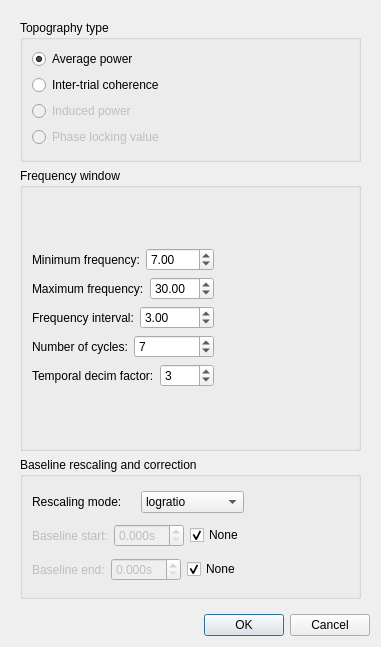
The window that meggie_batch/ui/qt4Designer_ui_files/TFRtopology.ui (cibr-jyu/meggie) describes before a commit, drawn with Qt 5.
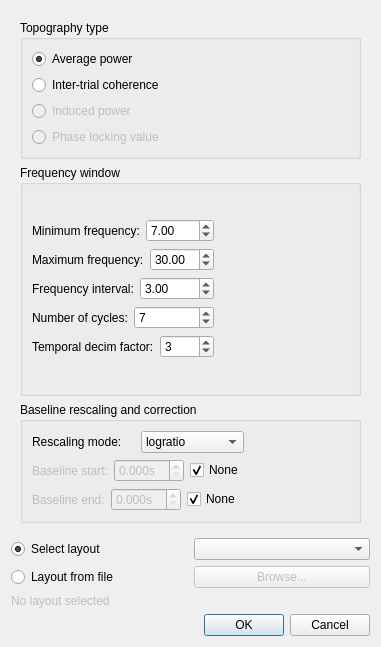
The same window after the commit.

Commit message: A large push containing TFR and epoching stuff.

What changed in the file:
```diff
--- a/meggie_batch/ui/qt4Designer_ui_files/TFRtopology.ui
+++ b/meggie_batch/ui/qt4Designer_ui_files/TFRtopology.ui
@@ -14,7 +14,7 @@
    <string>Meggie - Show TFR topologies </string>
   </property>
   <layout class="QGridLayout" name="gridLayout_2">
-   <item row="1" column="0">
+   <item row="2" column="0">
     <layout class="QVBoxLayout" name="verticalLayout">
      <item>
       <widget class="QDialogButtonBox" name="buttonBox">
@@ -42,7 +42,7 @@
         <x>0</x>
         <y>0</y>
         <width>363</width>
-        <height>594</height>
+        <height>499</height>
        </rect>
       </property>
       <property name="minimumSize">
@@ -420,6 +420,64 @@
      </widget>
     </widget>
    </item>
+   <item row="1" column="0">
+    <layout class="QVBoxLayout" name="verticalLayout_27">
+     <item>
+      <layout class="QHBoxLayout" name="horizontalLayout_35">
+       <item>
+        <widget class="QRadioButton" name="radioButtonSelectLayout">
+         <property name="text">
+          <string>Select layout</string>
+         </property>
+         <property name="checked">
+          <bool>true</bool>
+         </property>
+         <attribute name="buttonGroup">
+          <string>buttonGroup</string>
+         </attribute>
+        </widget>
+       </item>
+       <item>
+        <widget class="QComboBox" name="comboBoxLayout"/>
+       </item>
+      </layout>
+     </item>
+     <item>
+      <layout class="QHBoxLayout" name="horizontalLayout_36">
+       <item>
+        <widget class="QRadioButton" name="radioButtonLayoutFromFile">
+         <property name="text">
+          <string>Layout from file</string>
+         </property>
+         <attribute name="buttonGroup">
+          <string>buttonGroup</string>
+         </attribute>
+        </widget>
+       </item>
+       <item>
+        <widget class="QPushButton" name="pushButtonBrowseLayout">
+         <property name="enabled">
+          <bool>false</bool>
+         </property>
+         <property name="text">
+          <string>Browse...</string>
+         </property>
+        </widget>
+       </item>
+      </layout>
+     </item>
+     <item>
+      <widget class="QLabel" name="labelLayout">
+       <property name="enabled">
+        <bool>false</bool>
+       </property>
+       <property name="text">
+        <string>No layout selected</string>
+       </property>
+      </widget>
+     </item>
+    </layout>
+   </item>
   </layout>
  </widget>
  <tabstops>
```
Left out of the diff: 97 changed lines with no effect on the pictures. The commit also changes 10 other files.
